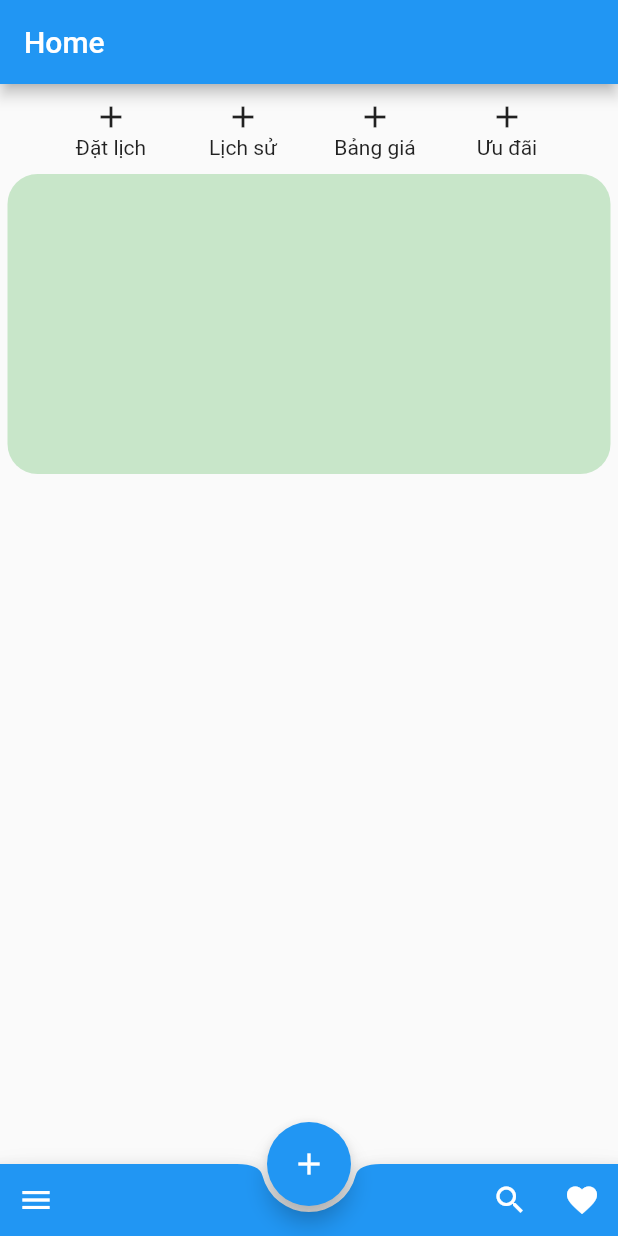
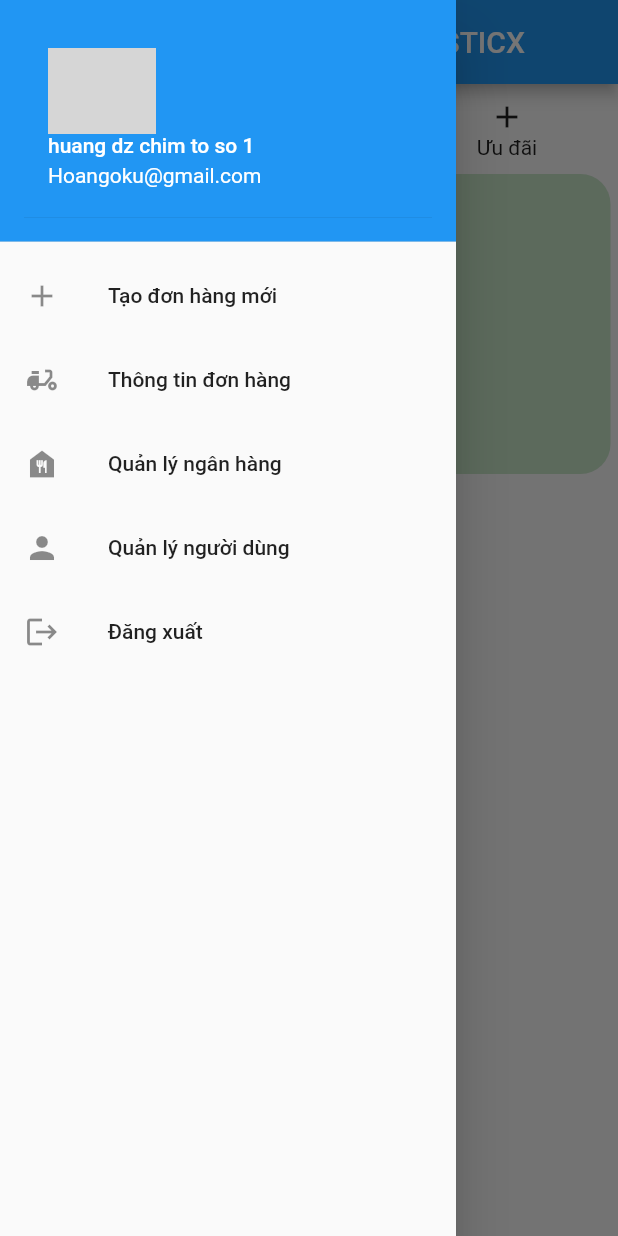
Before and after one commit to lehoang0812/logisticx_datn, a Flutter app: the HomePage screen opened by its route, after a tap on the "menu" icon, on a phone screen of 412 x 824 dp. Run offline on Flutter 3.47's test engine with Material 2 defaults, Android fonts, the phone set to English and light mode, and no system bars; our stand-ins replace bloc, equatable, firebase_auth, firebase_core, flutter_bloc; accounts and stored records are empty; network calls fail; grey boxes are pictures that could not be loaded.

Commit message:
giao dien

```diff
--- a/lib/home/home_page.dart
+++ b/lib/home/home_page.dart
@@ -10,71 +10,77 @@ class HomePage extends StatefulWidget {
 
 class _HomePageState extends State<HomePage> {
   final _homeBloc = HomeBloc(UnHomeState());
-
+  final GlobalKey<ScaffoldState> scaffoldKey = GlobalKey<ScaffoldState>();
   @override
   Widget build(BuildContext context) {
     return Scaffold(
+      key: scaffoldKey,
       appBar: AppBar(
-        title: Text('Home'),
-        automaticallyImplyLeading: false,
+        title: Text("Chào mừng " "đến với LOGISTICX"),
+        leading: IconButton(
+          icon: Icon(Icons.menu),
+          onPressed: () {
+            scaffoldKey.currentState!.openDrawer();
+          },
+        ),
       ),
-      body: HomeScreen(homeBloc: _homeBloc),
-      bottomNavigationBar: DemoBottomAppBar(
-        fabLocation: FloatingActionButtonLocation.centerDocked,
-        shape: const CircularNotchedRectangle(),
-      ),
-      floatingActionButton: FloatingActionButton(
-        child: Icon(Icons.add),
-        onPressed: () {},
-      ),
-      floatingActionButtonLocation: FloatingActionButtonLocation.centerDocked,
-    );
-  }
-}
-
-class DemoBottomAppBar extends StatelessWidget {
-  const DemoBottomAppBar({
-    this.fabLocation = FloatingActionButtonLocation.endDocked,
-    this.shape = const CircularNotchedRectangle(),
-  });
-
-  final FloatingActionButtonLocation fabLocation;
-  final NotchedShape? shape;
-
-  static final List<FloatingActionButtonLocation> centerLocations =
-      <FloatingActionButtonLocation>[
-    FloatingActionButtonLocation.centerDocked,
-    FloatingActionButtonLocation.centerFloat,
-  ];
-
-  @override
-  Widget build(BuildContext context) {
-    return BottomAppBar(
-      shape: shape,
-      color: Colors.blue,
-      child: IconTheme(
-        data: IconThemeData(color: Theme.of(context).colorScheme.onPrimary),
-        child: Row(
+      drawer: Drawer(
+        child: ListView(
+          padding: EdgeInsets.zero,
           children: <Widget>[
-            IconButton(
-              tooltip: 'Open navigation menu',
-              icon: const Icon(Icons.menu),
-              onPressed: () {},
+            DrawerHeader(
+              decoration: BoxDecoration(
+                color: Colors.blue,
+              ),
+              child: UserAccountsDrawerHeader(
+                accountName: Text('huang dz chim to so 1'),
+                accountEmail: Text('Hoangoku@gmail.com'),
+                currentAccountPicture: CircleAvatar(
+                  radius: 30,
+                  backgroundImage: NetworkImage(
+                      'https://encrypted-tbn0.gstatic.com/images?q=tbn:ANd9GcQ-qx4US34opxS6iWakePxr0y-dWH-oG-fJFoSKGWq2LA&s'),
+                ),
+              ),
             ),
-            if (centerLocations.contains(fabLocation)) const Spacer(),
-            IconButton(
-              tooltip: 'Search',
-              icon: const Icon(Icons.search),
-              onPressed: () {},
+            ListTile(
+              title: Text('Tạo đơn hàng mới'),
+              leading: Icon(Icons.add),
+              onTap: () {
+                //handle Drawer item 1 click
+              },
             ),
-            IconButton(
-              tooltip: 'Favorite',
-              icon: const Icon(Icons.favorite),
-              onPressed: () {},
+            ListTile(
+              title: Text('Thông tin đơn hàng'),
+              leading: Icon(Icons.delivery_dining),
+              onTap: () {
+                //handle Drawer item 2 click
+              },
+            ),
+            ListTile(
+              title: Text('Quản lý ngân hàng'),
+              leading: Icon(Icons.food_bank),
+              onTap: () {
+                //handle Drawer item 3 click
+              },
+            ),
+            ListTile(
+              title: Text('Quản lý người dùng'),
+              leading: Icon(Icons.person),
+              onTap: () {
+                //handle Drawer item 4 click
+              },
+            ),
+            ListTile(
+              title: Text('Đăng xuất'),
+              leading: Icon(Icons.logout),
+              onTap: () {
+                //handle Drawer item 5 click
+              },
             ),
           ],
         ),
       ),
+      body: HomeScreen(homeBloc: _homeBloc),
     );
   }
 }
--- a/lib/login/login_screen.dart
+++ b/lib/login/login_screen.dart
@@ -196,8 +196,8 @@ class LoginScreenState extends State<LoginScreen> {
                               children: <TextSpan>[
                             TextSpan(
                                 recognizer: TapGestureRecognizer()
-                                  ..onTap = () => Navigator.of(context)
-                                      .pushNamed(RegisterPage.routeName),
+                                  ..onTap = () => Navigator.pushNamed(
+                                      context, RegisterPage.routeName),
                                 text: 'Đăng ký',
                                 style: TextStyle(
                                     color: Color(0xff3277D8), fontSize: 16))
--- a/lib/main.dart
+++ b/lib/main.dart
@@ -1,7 +1,6 @@
 import 'package:firebase_core/firebase_core.dart';
 import 'package:flutter/material.dart';
 import 'package:flutter_bloc/flutter_bloc.dart';
-import 'package:logisticx_datn/register/index.dart';
 import 'firebase_options.dart';
 import 'home/home_bloc.dart';
 import 'home/home_page.dart';
@@ -9,6 +8,9 @@ import 'home/home_state.dart';
 import 'login/login_bloc.dart';
 import 'login/login_page.dart';
 import 'login/login_state.dart';
+import 'register/register_bloc.dart';
+import 'register/register_page.dart';
+import 'register/register_state.dart';
 
 Future main() async {
   runApp(const MyApp());
```
Also changed, not shown: 1 other file.
